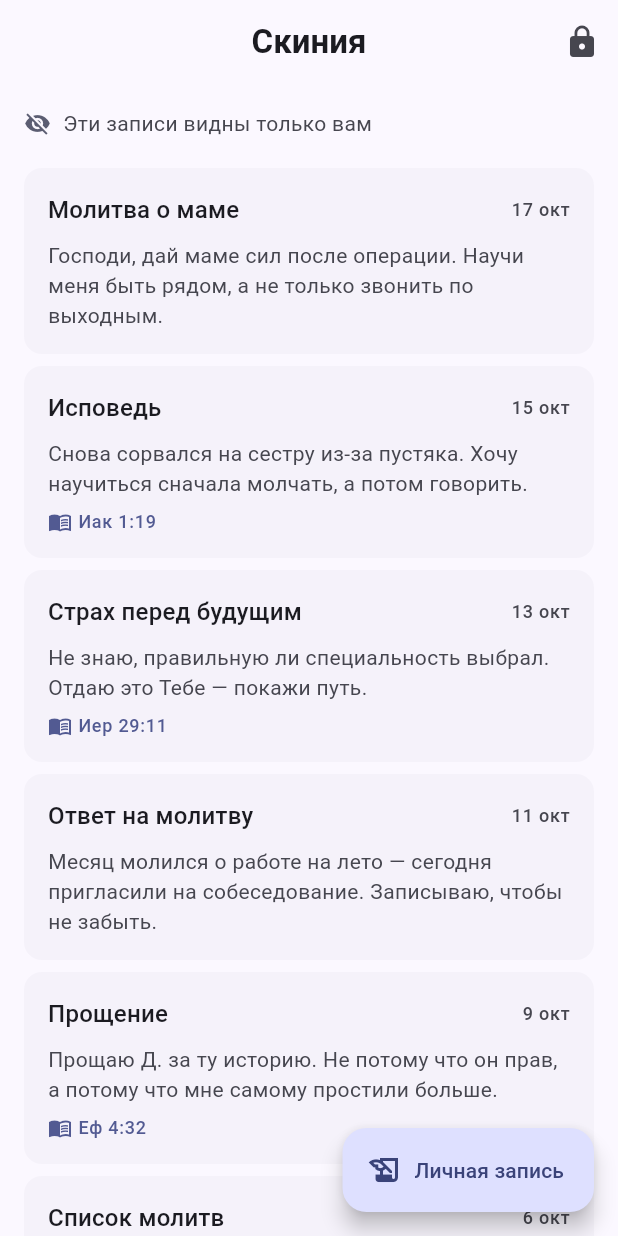
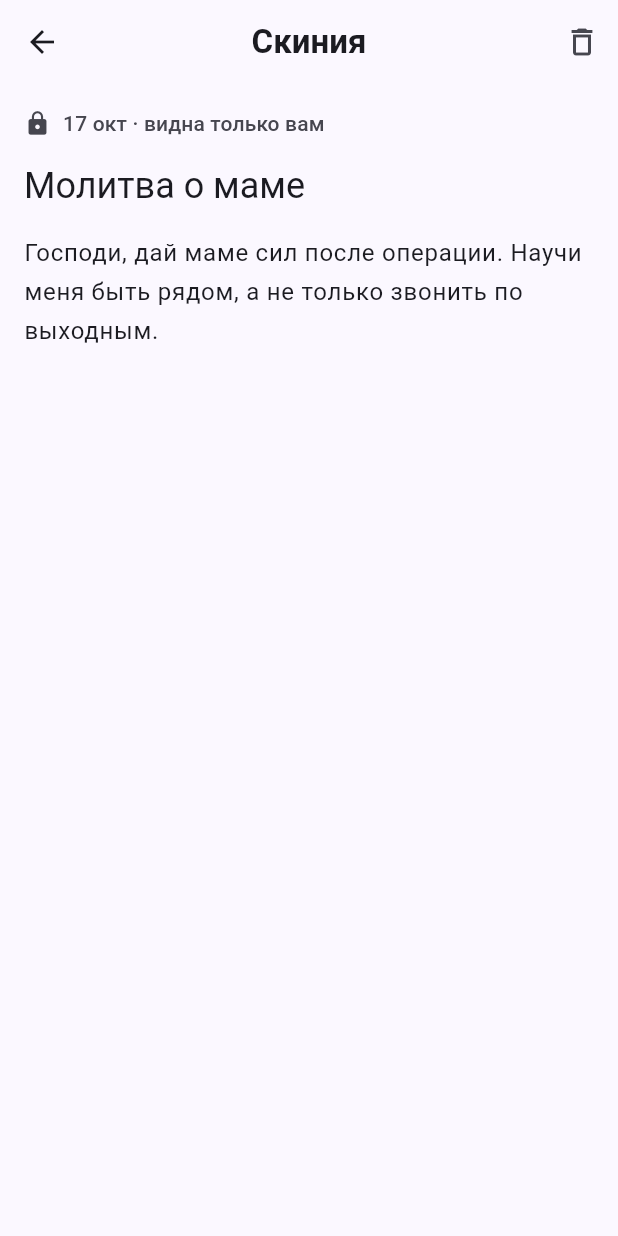
Before and after one commit to NichitaOrmanji/bibly_app, a Flutter app: the TabernacleScreen screen opened by its route, after a tap on "Молитва о маме", on a phone screen of 412 x 824 dp. Run offline on Flutter 3.47's test engine with Material 3 defaults, Android fonts, the phone set to English and light mode, and no system bars; our stand-ins replace go_router.

Commit message:
Цепочки список → детали: книга и главы, запись дневника, группа (id в адресе)

```diff
--- a/lib/data/mock_data.dart
+++ b/lib/data/mock_data.dart
@@ -352,6 +352,20 @@ class MockData {
     ReadingGroup(6, 'Библия за год 2026', 146, 'Вся Библия за 365 дней', 0.79),
   ];
 
+  /// Участники групп (общий список для mock-данных).
+  static const List<String> groupMembers = [
+    'Никита Орманжи',
+    'Андрей Чобану',
+    'Елена Русу',
+    'Максим Бурлаку',
+    'Ольга Попеску',
+    'Даниил Морарь',
+    'Мария Лупу',
+    'Сергей Гуцу',
+    'Ирина Ткачук',
+    'Виктор Йордаке',
+  ];
+
   static const List<FriendActivity> feed = [
     FriendActivity(
       name: 'Андрей Чобану',
--- a/lib/router.dart
+++ b/lib/router.dart
@@ -1,8 +1,11 @@
 import 'package:go_router/go_router.dart';
 
 import 'screens/bible_screen.dart';
+import 'screens/book_screen.dart';
 import 'screens/chapter_screen.dart';
 import 'screens/diary_screen.dart';
+import 'screens/entry_screen.dart';
+import 'screens/group_screen.dart';
 import 'screens/login_screen.dart';
 import 'screens/main_shell.dart';
 import 'screens/profile_screen.dart';
@@ -23,6 +26,13 @@ final router = GoRouter(
     GoRoute(path: '/search', builder: (context, state) => const SearchScreen()),
     GoRoute(path: '/bible', builder: (context, state) => const BibleScreen()),
     GoRoute(
+      path: '/bible/:bookId', // /bible/43 — главы книги «От Иоанна»
+      builder: (context, state) {
+        final bookId = int.parse(state.pathParameters['bookId']!);
+        return BookScreen(bookId: bookId);
+      },
+    ),
+    GoRoute(
       path: '/bible/:bookId/:chapter', // /bible/43/3 — От Иоанна, глава 3
       builder: (context, state) {
         // Параметры пути — всегда String: адрес это текст, int.parse — наш.
@@ -41,8 +51,25 @@ final router = GoRouter(
       builder: (context, state) => const TabernacleScreen(),
     ),
     GoRoute(
+      path: '/diary/tabernacle/:id', // приватная запись: /diary/tabernacle/101
+      builder: (context, state) =>
+          EntryScreen(id: int.parse(state.pathParameters['id']!)),
+    ),
+    // Фиксированные адреса (/diary/unlock, /diary/tabernacle) стоят ВЫШЕ
+    // переменного /diary/:id — маршруты пробуются сверху вниз.
+    GoRoute(
+      path: '/diary/:id', // /diary/5
+      builder: (context, state) =>
+          EntryScreen(id: int.parse(state.pathParameters['id']!)),
+    ),
+    GoRoute(
       path: '/together',
       builder: (context, state) => const TogetherScreen(),
+    ),
+    GoRoute(
+      path: '/together/:groupId', // /together/2
+      builder: (context, state) =>
+          GroupScreen(groupId: int.parse(state.pathParameters['groupId']!)),
     ),
     GoRoute(
       path: '/profile',
--- a/lib/screens/bible_screen.dart
+++ b/lib/screens/bible_screen.dart
@@ -38,7 +38,10 @@ class BibleScreen extends StatelessWidget {
           if (i == 0) return const _ContinueReadingCard();
 
           final book = books[i - 1];
-          final tile = BookTile(book: book, onTap: () {});
+          final tile = BookTile(
+            book: book,
+            onTap: () => context.push('/bible/${book.id}'),
+          );
 
           // Заголовок завета ставим перед первой книгой каждого завета.
           final startsTestament =
--- /dev/null
+++ b/lib/screens/entry_screen.dart
@@ -0,0 +1,72 @@
+import 'package:flutter/material.dart';
+
+import '../data/mock_data.dart';
+import '../utils/app_constants.dart';
+
+/// Запись дневника — адреса /diary/:id и /diary/tabernacle/:id.
+/// Экран получает id из адреса и сам ищет запись (сначала в Дневнике,
+/// затем в Скинии); объект через extra не передаётся.
+class EntryScreen extends StatelessWidget {
+  final int id;
+
+  const EntryScreen({super.key, required this.id});
+
+  @override
+  Widget build(BuildContext context) {
+    final scheme = Theme.of(context).colorScheme;
+    final textTheme = Theme.of(context).textTheme;
+    final entry = [
+      ...MockData.diaryEntries,
+      ...MockData.tabernacleEntries,
+    ].firstWhere((e) => e.id == id);
+
+    return Scaffold(
+      appBar: AppBar(
+        title: Text(entry.isPrivate ? 'Скиния' : 'Запись'),
+        actions: [
+          IconButton(
+            tooltip: 'Удалить',
+            icon: const Icon(Icons.delete_outline),
+            onPressed: () {},
+          ),
+        ],
+      ),
+      body: ListView(
+        padding: const EdgeInsets.all(AppConstants.paddingMedium),
+        children: [
+          Row(
+            children: [
+              Icon(
+                entry.isPrivate ? Icons.lock : Icons.public,
+                size: 18,
+                color: scheme.onSurfaceVariant,
+              ),
+              const SizedBox(width: AppConstants.paddingSmall),
+              Text(
+                '${entry.dateLabel} · '
+                '${entry.isPrivate ? 'видна только вам' : 'видна группе'}',
+                style: textTheme.labelLarge?.copyWith(
+                  color: scheme.onSurfaceVariant,
+                ),
+              ),
+            ],
+          ),
+          const SizedBox(height: AppConstants.paddingMedium),
+          Text(entry.title, style: textTheme.headlineSmall),
+          if (entry.verseReference != null) ...[
+            const SizedBox(height: AppConstants.paddingSmall),
+            Align(
+              alignment: Alignment.centerLeft,
+              child: Chip(
+                avatar: Icon(Icons.menu_book, color: scheme.primary),
+                label: Text(entry.verseReference!),
+              ),
+            ),
+          ],
+          const SizedBox(height: AppConstants.paddingMedium),
+          Text(entry.text, style: textTheme.bodyLarge?.copyWith(height: 1.6)),
+        ],
+      ),
+    );
+  }
+}
--- a/lib/screens/tabernacle_screen.dart
+++ b/lib/screens/tabernacle_screen.dart
@@ -53,7 +53,11 @@ class TabernacleScreen extends StatelessWidget {
               ),
             );
           }
-          return DiaryEntryCard(entry: entries[i - 1]);
+          final entry = entries[i - 1];
+          return DiaryEntryCard(
+            entry: entry,
+            onTap: () => context.push('/diary/tabernacle/${entry.id}'),
+          );
         },
       ),
     );
--- a/lib/widgets/diary_entry_card.dart
+++ b/lib/widgets/diary_entry_card.dart
@@ -7,8 +7,9 @@ import '../utils/app_constants.dart';
 /// Одна и та же карточка используется в «Дневнике» и в «Скинии».
 class DiaryEntryCard extends StatelessWidget {
   final DiaryEntry entry;
+  final VoidCallback? onTap;
 
-  const DiaryEntryCard({super.key, required this.entry});
+  const DiaryEntryCard({super.key, required this.entry, this.onTap});
 
   @override
   Widget build(BuildContext context) {
@@ -24,7 +25,7 @@ class DiaryEntryCard extends StatelessWidget {
       ),
       child: InkWell(
         borderRadius: BorderRadius.circular(AppConstants.borderRadius),
-        onTap: () {},
+        onTap: onTap,
         child: Padding(
           padding: const EdgeInsets.all(AppConstants.paddingMedium),
           child: Column(
```
Also changed, not shown: lib/screens/book_screen.dart (added, +95 -0 lines), lib/screens/diary_screen.dart (+6 -1 lines), lib/screens/group_screen.dart (added, +79 -0 lines), lib/screens/together_screen.dart (+11 -2 lines), 2 other files.
